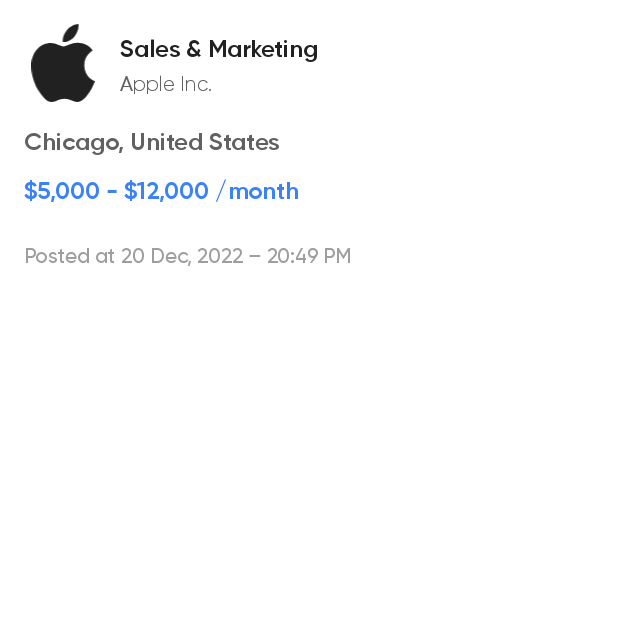
After one commit to VoidZero0402/jobee, an Android app: the fragment JobDetailsFragment shown on its own in the app's theme, on a phone screen of 412 x 824 dp, the top half of it. The commit adds this screen. Run offline under Robolectric (Android 15) with nearby library versions, the phone set to English and light mode, and no system bars.

Commit message:
feat: add supportActionBar to BaseFragment and create JobDetailsFragment

```diff
--- a/app/src/main/java/com/bluerose/jobee/abstractions/BaseFragment.kt
+++ b/app/src/main/java/com/bluerose/jobee/abstractions/BaseFragment.kt
@@ -13,6 +13,10 @@
 open class BaseFragment<VB : ViewBinding> : Fragment() {
     private var _binding: VB? = null
     protected val binding get() = _binding!!
+
+    protected val supportActionBar
+        get() = (activity as? BaseActivity<*>)?.getLayoutActionBar()
+
     protected val isSystemDarkMode: Boolean
         get() = resources.configuration.uiMode and Configuration.UI_MODE_NIGHT_MASK == Configuration.UI_MODE_NIGHT_YES
 
--- a/app/src/main/java/com/bluerose/jobee/ui/adapters/JobAdapter.kt
+++ b/app/src/main/java/com/bluerose/jobee/ui/adapters/JobAdapter.kt
@@ -61,8 +61,9 @@
         binding.saveAction.apply {
             setImageResource(R.drawable.ic_bookmark_bold)
             imageTintList = ColorStateList.valueOf(
-                binding.root.context.getThemeColor(R.attr.colorPrimary)
+                context.getThemeColor(R.attr.colorPrimary)
             )
+            contentDescription = resources.getString(R.string.cd_unsave_job)
         }
     }
 
@@ -70,8 +71,9 @@
         binding.saveAction.apply {
             setImageResource(R.drawable.ic_bookmark)
             imageTintList = ColorStateList.valueOf(
-                binding.root.context.getThemeColor(R.attr.colorNeutralHighest)
+                context.getThemeColor(R.attr.colorPrimary)
             )
+            contentDescription = resources.getString(R.string.cd_save_job)
         }
     }
 
--- a/app/src/main/java/com/bluerose/jobee/ui/components/ActionBar.kt
+++ b/app/src/main/java/com/bluerose/jobee/ui/components/ActionBar.kt
@@ -9,8 +9,6 @@
 import android.widget.ImageButton
 import android.widget.LinearLayout
 import androidx.core.animation.doOnEnd
-import androidx.core.view.ViewCompat
-import androidx.core.view.WindowInsetsCompat
 import androidx.core.view.children
 import com.bluerose.jobee.R
 import com.bluerose.jobee.databinding.LayoutActionBarBinding
@@ -190,7 +188,7 @@
         binding.actionsContainer.removeAllViews()
         actions.forEach {
             binding.actionsContainer.addView(ImageButton(context, null, R.attr.iconButtonStyle).apply {
-                layoutParams = LayoutParams(48.dp, 48.dp)
+                layoutParams = LayoutParams(40.dp, 40.dp)
                 setImageDrawable(it.icon)
                 contentDescription = it.contentDescription
                 setOnClickListener(it.onClick)
--- a/app/src/main/java/com/bluerose/jobee/ui/components/JobDetails.kt
+++ b/app/src/main/java/com/bluerose/jobee/ui/components/JobDetails.kt
@@ -16,7 +16,7 @@
 class JobDetails @JvmOverloads constructor(
     context: Context,
     attrs: AttributeSet? = null,
-    defStyleAttr: Int = R.attr.jobDetailsContainerStyle
+    defStyleAttr: Int = 0
 ) : ConstraintLayout(context, attrs, defStyleAttr) {
     private val binding = WidgetJobDetailsBinding.inflate(LayoutInflater.from(context), this)
 
--- a/app/src/main/java/com/bluerose/jobee/ui/constants/BundleKeys.kt
+++ b/app/src/main/java/com/bluerose/jobee/ui/constants/BundleKeys.kt
@@ -1,5 +1,6 @@
 package com.bluerose.jobee.ui.constants
 
 object BundleKeys {
+    const val JOB = "job"
     const val APPLICATION = "application"
 }
--- /dev/null
+++ b/app/src/main/res/layout/fragment_job_details.xml
@@ -0,0 +1,16 @@
+<?xml version="1.0" encoding="utf-8"?>
+<androidx.constraintlayout.widget.ConstraintLayout xmlns:android="http://schemas.android.com/apk/res/android"
+    xmlns:app="http://schemas.android.com/apk/res-auto"
+    android:layout_width="match_parent"
+    android:layout_height="match_parent"
+    android:padding="16dp">
+
+    <com.bluerose.jobee.ui.components.JobDetails
+        android:id="@+id/job_details"
+        android:layout_width="0dp"
+        android:layout_height="wrap_content"
+        app:layout_constraintEnd_toEndOf="parent"
+        app:layout_constraintStart_toStartOf="parent"
+        app:layout_constraintTop_toTopOf="parent" />
+
+</androidx.constraintlayout.widget.ConstraintLayout>
--- a/app/src/main/res/values/attrs.xml
+++ b/app/src/main/res/values/attrs.xml
@@ -36,5 +36,4 @@
     <attr name="iconButtonStyle" format="reference" />
     <attr name="actionBarContainerStyle" format="reference" />
     <attr name="tagStyle" format="reference" />
-    <attr name="jobDetailsContainerStyle" format="reference" />
 </resources>
--- a/app/src/main/res/values/strings.xml
+++ b/app/src/main/res/values/strings.xml
@@ -58,6 +58,7 @@
     <string name="cd_see_notifications">See notifications</string>
     <string name="cd_search">Search</string>
     <string name="cd_settings">Settings</string>
+    <string name="cd_share">Share</string>
 
     <!-- Dummies strings -->
     <string name="dummy_notification_title">Security Updates!</string>
--- a/app/src/main/res/values/styles.xml
+++ b/app/src/main/res/values/styles.xml
@@ -267,9 +267,4 @@
         <item name="android:gravity">center|start</item>
         <item name="android:background">?attr/colorSurface</item>
     </style>
-
-    <!-- JobDetails widget style -->
-    <style name="Widget.JobDetails.Container" parent="">
-        <item name="android:padding">16dp</item>
-    </style>
 </resources>
--- a/app/src/main/res/values/themes.xml
+++ b/app/src/main/res/values/themes.xml
@@ -26,7 +26,6 @@
         <item name="iconButtonStyle">@style/Widget.Button.IconButton</item>
         <item name="actionBarContainerStyle">@style/Widget.ActionBar.Container</item>
         <item name="tagStyle">@style/Widget.Tag.Primary</item>
-        <item name="jobDetailsContainerStyle">@style/Widget.JobDetails.Container</item>
         <item name="textAllCaps">false</item>
         <item name="android:stateListAnimator">@null</item>
         <item name="android:windowBackground">?attr/colorSurface</item>
```
Also changed, not shown: app/src/main/java/com/bluerose/jobee/MainActivity.kt (+6 -1 lines), app/src/main/java/com/bluerose/jobee/abstractions/BaseActivity.kt (+7 -0 lines), app/src/main/java/com/bluerose/jobee/ui/features/home/HomeFragment.kt (+7 -1 lines), app/src/main/java/com/bluerose/jobee/ui/features/jobs/JobDetailsFragment.kt (added, +86 -0 lines), app/src/main/java/com/bluerose/jobee/ui/features/jobs/SavedJobsFragment.kt (renamed from app/src/main/java/com/bluerose/jobee/ui/features/savedjobs/SavedJobsFragment.kt, +7 -2 lines).
